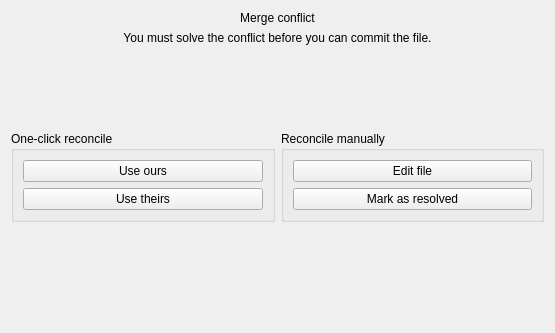
Old version of the form gitfourchette/widgets/conflictview.ui in the repository weblate/gitfourchette.
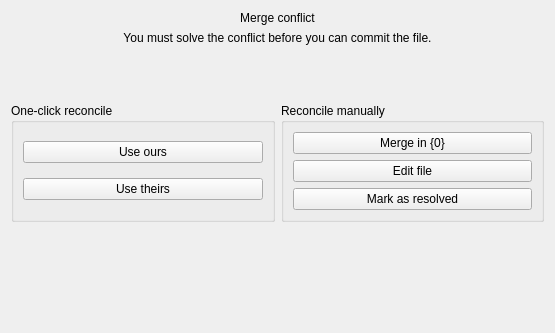
New version of the form.

Commit message: External Merge Tool

What changed in the file:
```diff
--- a/gitfourchette/widgets/conflictview.ui
+++ b/gitfourchette/widgets/conflictview.ui
@@ -98,6 +98,13 @@
       <string>Reconcile manually</string>
      </property>
      <layout class="QVBoxLayout" name="verticalLayout_2">
+      <item>
+       <widget class="QPushButton" name="mergeToolButton">
+        <property name="text">
+         <string>Merge in {0}</string>
+        </property>
+       </widget>
+      </item>
       <item>
        <widget class="QPushButton" name="editFileButton">
         <property name="text">
```
The commit also changes 13 other files.
